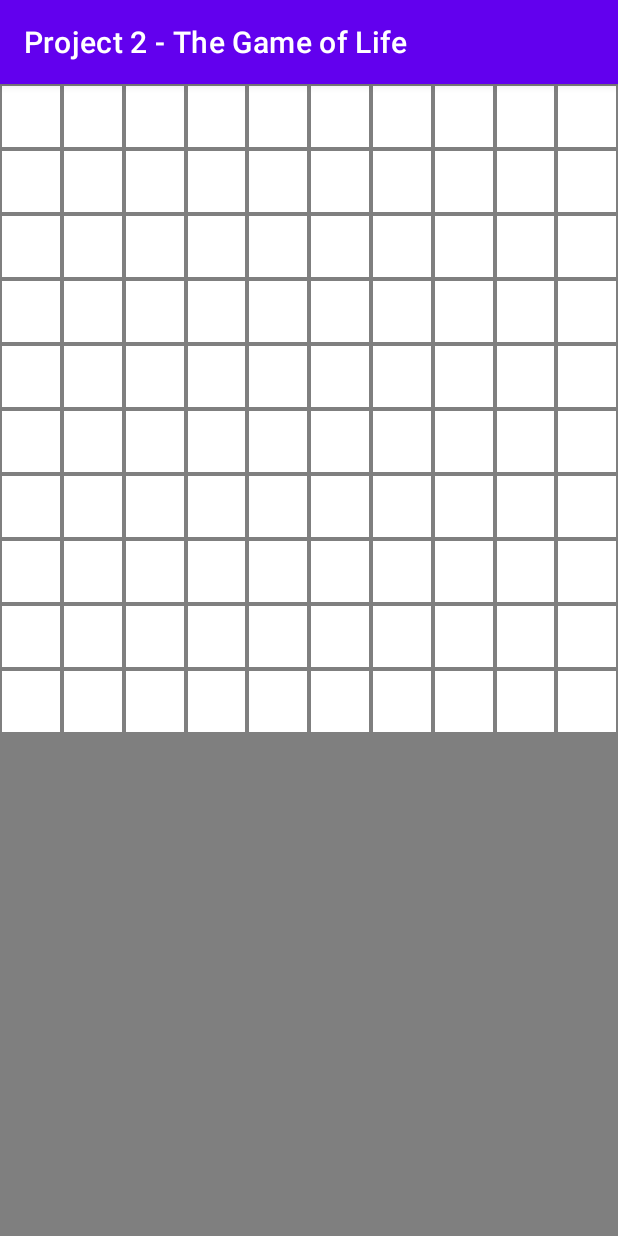
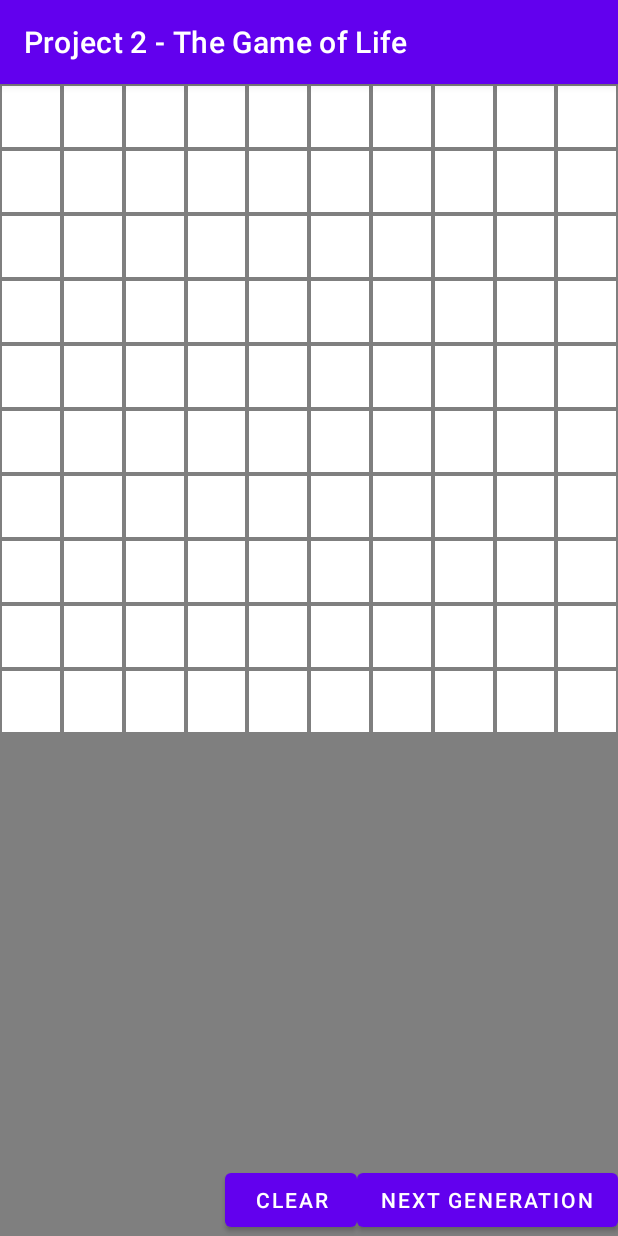
Before and after one commit to jakedruth/Project-2-The-Game-Of-Life, an Android app: the screen it shows after launch (MainActivity), on a phone screen of 412 x 824 dp. Run offline under Robolectric (Android 15) with nearby library versions, the phone set to English and light mode, and no system bars.

Commit message:
Implemented the Game of Life Logic

```diff
--- a/app/src/main/java/com/example/project2_thegameoflife/MainActivity.kt
+++ b/app/src/main/java/com/example/project2_thegameoflife/MainActivity.kt
@@ -5,6 +5,7 @@ import android.os.Bundle
 import android.util.Log
 import android.view.View
 import android.view.ViewGroup
+import android.widget.Button
 import androidx.appcompat.app.AppCompatActivity
 import androidx.constraintlayout.widget.ConstraintLayout
 import androidx.recyclerview.widget.GridLayoutManager
@@ -28,6 +29,14 @@ class MainActivity : AppCompatActivity() {
         Log.d(TAG, "On Create")
 
         gameRecyclerView = findViewById(R.id.game_recycler_view)
+        findViewById<Button>(R.id.button_next_generation).setOnClickListener {
+            getNextGeneration()
+        }
+        findViewById<Button>(R.id.button_clear).setOnClickListener {
+            grid.clear()
+            gameRecyclerView.adapter?.notifyDataSetChanged()
+        }
+
 
         var rows = 10
         var cols = 10
@@ -35,6 +44,11 @@ class MainActivity : AppCompatActivity() {
 
         gameRecyclerView.layoutManager = GridLayoutManager(this, cols)
         gameRecyclerView.adapter = CellAdapter(grid)
+    }
+
+    fun getNextGeneration() {
+        grid.nextGeneration()
+        gameRecyclerView.adapter?.notifyDataSetChanged()
     }
 
     private inner class CellHolder(view: View) : RecyclerView.ViewHolder(view), View.OnClickListener {
@@ -57,6 +71,7 @@ class MainActivity : AppCompatActivity() {
         override fun onClick(v: View?) {
             val cell = grid.getCell(this.layoutPosition)
             cell.alive = !cell.alive
+
             //bind(cell)
             gameRecyclerView.adapter?.notifyDataSetChanged()
         }
--- a/app/src/main/res/layout/activity_main.xml
+++ b/app/src/main/res/layout/activity_main.xml
@@ -14,6 +14,24 @@
         android:background="#7F7F7F"
         app:layout_constraintEnd_toEndOf="parent"
         app:layout_constraintStart_toStartOf="parent"
-        app:layout_constraintTop_toTopOf="parent" />
+        app:layout_constraintTop_toTopOf="parent">
+
+    </androidx.recyclerview.widget.RecyclerView>
+
+    <Button
+        android:id="@+id/button_next_generation"
+        android:layout_width="wrap_content"
+        android:layout_height="wrap_content"
+        android:text="Next Generation"
+        app:layout_constraintBottom_toBottomOf="@+id/game_recycler_view"
+        app:layout_constraintEnd_toEndOf="parent" />
+
+    <Button
+        android:id="@+id/button_clear"
+        android:layout_width="wrap_content"
+        android:layout_height="wrap_content"
+        android:text="Clear"
+        app:layout_constraintBottom_toBottomOf="parent"
+        app:layout_constraintEnd_toStartOf="@+id/button_next_generation" />
 
 </androidx.constraintlayout.widget.ConstraintLayout>
```
Also changed, not shown: app/src/main/java/com/example/project2_thegameoflife/Grid.kt (+26 -1 lines).
